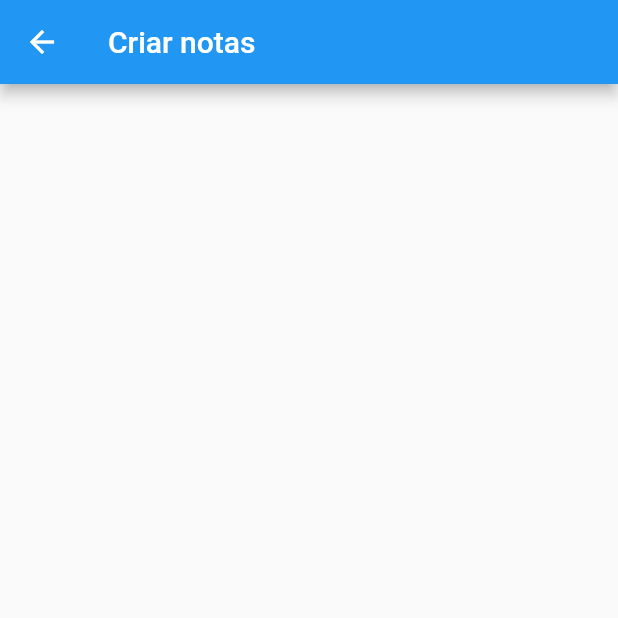
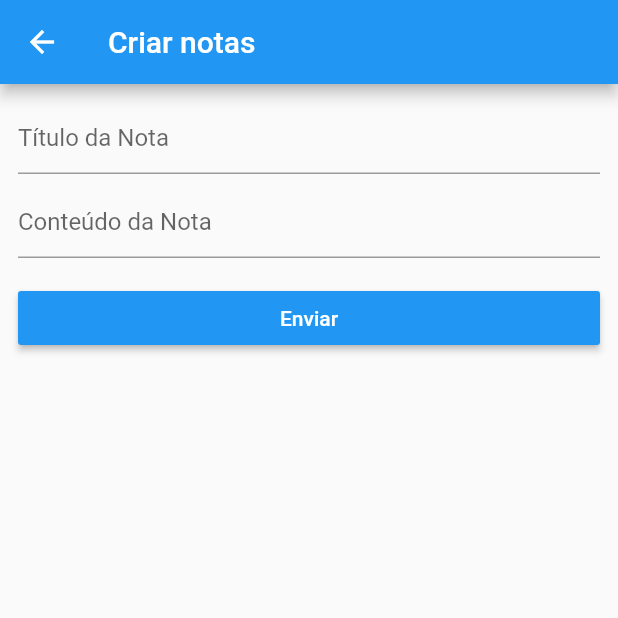
Before and after one commit to RenatoMarin/flutterProject, a Flutter app: the screen it shows after launch, after a tap on the "add" icon, on a phone screen of 412 x 824 dp, the top half of it. Run offline on Flutter 3.47's test engine with Material 2 defaults, Android fonts, the phone set to English and light mode, and no system bars.

Commit message:
Edit and delete logics, classes and methods

```diff
--- a/lib/views/note_list.dart
+++ b/lib/views/note_list.dart
@@ -2,6 +2,7 @@ import 'package:flutter/widgets.dart';
 import 'package:flutter/material.dart';
 import 'package:flutterapi/models/note_for_listing.dart';
 import 'package:flutterapi/views/note_modify.dart';
+import 'package:flutterapi/views/note_delete.dart';
 
 class NoteList extends StatelessWidget {
   final notes = [
@@ -41,7 +42,25 @@ class NoteList extends StatelessWidget {
       body: ListView.separated(
         separatorBuilder: (_, __) => Divider(height: 1, color: Colors.green),
         itemBuilder: (_, index) {
-          return ListTile(
+          return Dismissible(
+            key: ValueKey(notes[index].noteID),
+            direction: DismissDirection.startToEnd,
+            onDismissed: (direction) {},
+            confirmDismiss: (direction) async {
+              final result = await showDialog(
+                  context: context,
+                  builder: (_) => NoteDelete()); //ShowDialog é Future
+              return result;
+            },
+            background: Container(
+              color: Colors.red,
+              padding: EdgeInsets.only(left: 16),
+              child: Align(
+                child: Icon(Icons.delete, color: Colors.white),
+                alignment: Alignment.centerLeft,
+              ),
+            ),
+            child: ListTile(
               title: Text(
                 notes[index].noteTitle,
                 style: TextStyle(
@@ -50,6 +69,11 @@ class NoteList extends StatelessWidget {
               ),
               subtitle: Text(
                   'Editado em ${formatDateTime(notes[index].latesEditDateTime)}'),
+              onTap: () {
+                Navigator.of(context).push(MaterialPageRoute(
+                    builder: (_) => NoteModify(noteID: notes[index].noteID)));
+              },
+            ),
           );
         },
         itemCount: notes.length,
--- a/lib/views/note_modify.dart
+++ b/lib/views/note_modify.dart
@@ -2,11 +2,44 @@ import 'package:flutter/cupertino.dart';
 import 'package:flutter/material.dart';
 
 class NoteModify extends StatelessWidget {
+  final String noteID;
+  bool get isEditing => noteID != null;
+
+  NoteModify({this.noteID});
+
   @override
   Widget build(BuildContext context) {
     return Scaffold(
-      appBar: AppBar(title: Text('Criar notas')),
-      body: Container(),
-    );
+        appBar: AppBar(title: Text(isEditing ? 'Editar nota' : 'Criar notas')),
+        body: Padding(
+          padding: const EdgeInsets.all(12.0),
+          child: Column(
+            children: <Widget>[
+              TextField(
+                decoration: InputDecoration(hintText: 'Título da Nota'),
+              ),
+              Container(height: 8),
+              TextField(
+                decoration: InputDecoration(hintText: 'Conteúdo da Nota'),
+              ),
+              Container(height: 16),
+              SizedBox(
+                width: double.infinity,
+                child: RaisedButton(
+                  child: Text('Enviar', style: TextStyle(color: Colors.white)),
+                  color: Theme.of(context).primaryColor,
+                  onPressed: () {
+                    if (isEditing) {
+                      //Update notas na API
+                    } else {
+                      //Create notas na API
+                    }
+                    Navigator.of(context).pop();
+                  },
+                ),
+              )
+            ],
+          ),
+        ));
   }
 }
```
Also changed, not shown: lib/views/note_delete.dart (added, +26 -0 lines), 1 other file. Lines whose indentation alone changed are shown as unchanged.
